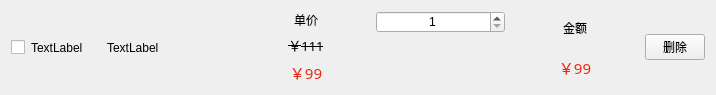
Qt form XMall-Customer/cartlistitem.ui (XuanchenLi/XMall) before a commit.
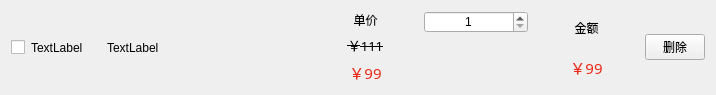
The same form after that commit.

Patch:
```diff
--- a/XMall-Customer/cartlistitem.ui
+++ b/XMall-Customer/cartlistitem.ui
@@ -55,6 +55,12 @@
    </item>
    <item>
     <widget class="QLabel" name="nameLabel">
+     <property name="minimumSize">
+      <size>
+       <width>200</width>
+       <height>0</height>
+      </size>
+     </property>
      <property name="maximumSize">
       <size>
        <width>500</width>
@@ -122,6 +128,18 @@
     <layout class="QVBoxLayout" name="verticalLayout_2">
      <item>
       <widget class="QSpinBox" name="spinBox">
+       <property name="minimumSize">
+        <size>
+         <width>100</width>
+         <height>0</height>
+        </size>
+       </property>
+       <property name="maximumSize">
+        <size>
+         <width>120</width>
+         <height>16777215</height>
+        </size>
+       </property>
        <property name="alignment">
         <set>Qt::AlignCenter</set>
        </property>
@@ -135,6 +153,12 @@
      </item>
      <item>
       <widget class="QLabel" name="limitationLabel">
+       <property name="maximumSize">
+        <size>
+         <width>120</width>
+         <height>16777215</height>
+        </size>
+       </property>
        <property name="text">
         <string/>
        </property>
```
